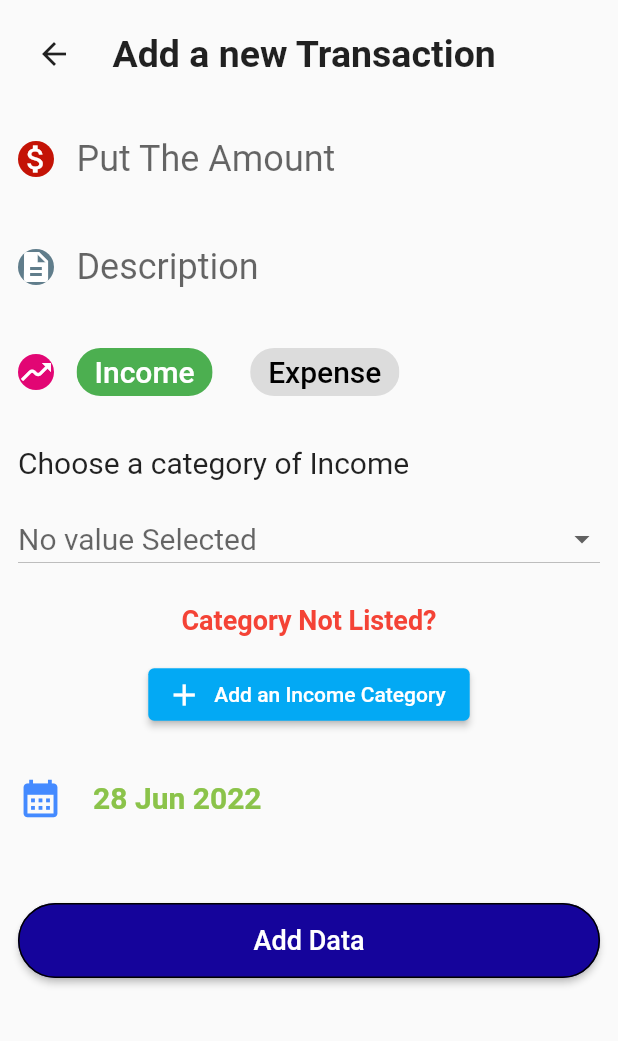
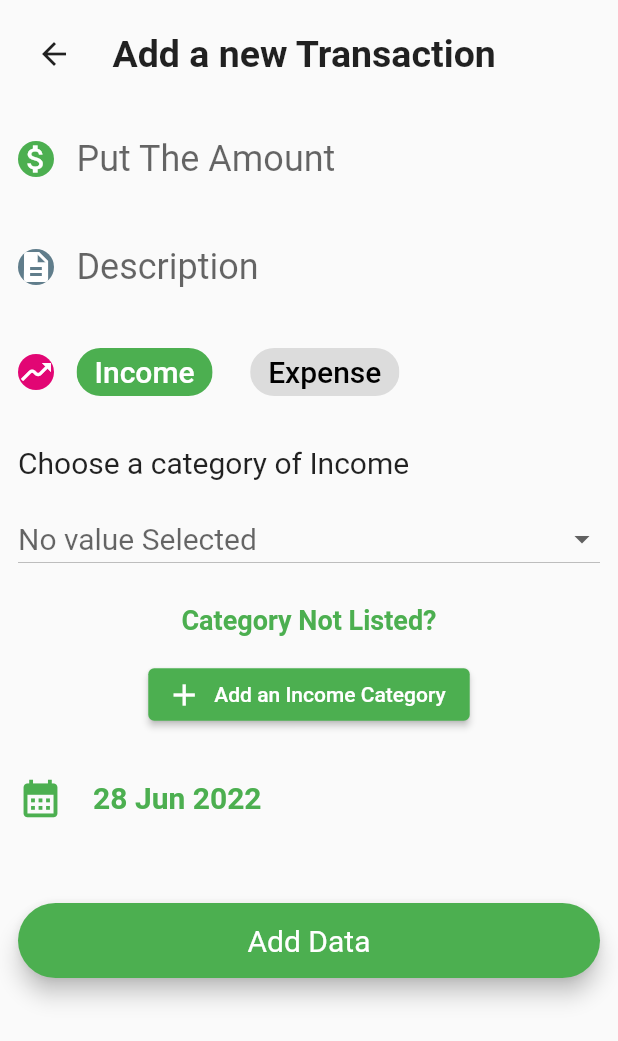
Before and after one commit to ishaquekannoth/moneyManagement, a Flutter app: the AddTransactions screen opened directly, on a phone screen of 412 x 824 dp. Shown: the top 1041 px of the screen. Run offline on Flutter 3.47's test engine with Material 2 defaults, Android fonts, the phone set to English and light mode, and no system bars; our stand-ins replace hive, hive_flutter; accounts and stored records are empty.

```diff
--- a/lib/addTransactions.dart
+++ b/lib/addTransactions.dart
@@ -92,7 +92,7 @@ class _AddTransactionsState extends State<AddTransactions> {
           children: [
             Container(
                 decoration: BoxDecoration(
-                    color: Color.fromARGB(255, 196, 19, 6),
+                    color: type=='Income'?Colors.green:Colors.red,
                     borderRadius: BorderRadius.circular(16.0)),
                 child: Icon(
                   Icons.attach_money,
@@ -242,7 +242,7 @@ class _AddTransactionsState extends State<AddTransactions> {
           child: Text(
             'Category Not Listed?',
             style: TextStyle(
-                fontSize: 18.0, color: Colors.red, fontWeight: FontWeight.bold),
+                fontSize: 18.0, color: type=='Income'?Colors.green:Colors.red, fontWeight: FontWeight.bold),
             textAlign: TextAlign.center,
           ),
         ),
@@ -252,7 +252,7 @@ class _AddTransactionsState extends State<AddTransactions> {
         Row(mainAxisAlignment: MainAxisAlignment.center, children: [
           ElevatedButton.icon(
               style: ElevatedButton.styleFrom(
-                primary: Colors.lightBlue,
+                primary: type=='Income'?Colors.green:Colors.red,
                 minimumSize: Size(25, 35),
               ),
               onPressed: () async {
@@ -326,7 +326,7 @@ class _AddTransactionsState extends State<AddTransactions> {
                     Icon(
                       Icons.calendar_month,
                       size: 30.0,
-                      color: Colors.blueAccent,
+                      color: type=='Income'?Colors.green:Colors.red,
                     ),
                     SizedBox(
                       width: 20,
@@ -336,7 +336,7 @@ class _AddTransactionsState extends State<AddTransactions> {
                       style: TextStyle(
                           fontWeight: FontWeight.bold,
                           fontSize: 20,
-                          color: Colors.lightGreen),
+                          color: type=='Income'?Colors.green:Colors.red),
                     ),
                   ],
                 ))),
@@ -345,7 +345,10 @@ class _AddTransactionsState extends State<AddTransactions> {
         ),
         SizedBox(
             height: 50,
-            child: ElevatedButton(
+            child: FloatingActionButton.extended(
+              label:Text("Add Data"),
+              extendedTextStyle:TextStyle(fontSize: 20),
+              backgroundColor:(type=='Income'?Colors.green:Colors.red),
                 onPressed: () {
                   if (amount != null &&
                       note.isNotEmpty &&
@@ -369,15 +372,8 @@ class _AddTransactionsState extends State<AddTransactions> {
                             textAlign: TextAlign.center)));
                   }
                 },
-                style: ButtonStyle(
-                    shape: MaterialStateProperty.all<RoundedRectangleBorder>(
-                        RoundedRectangleBorder(
-                            borderRadius: BorderRadius.circular(30.0),
-                            side: BorderSide()))),
-                child: Text(
-                  'Add Data',
-                  style: TextStyle(fontSize: 18),
-                )))
+
+                ))
       ]),
     ));
   }
--- a/lib/viewAllTransactions.dart
+++ b/lib/viewAllTransactions.dart
@@ -232,7 +232,7 @@ class _ViewAllTransactionsState extends State<ViewAllTransactions> {
   Widget incomeTile(int value, String note, DateTime dateTime, int id,
       String category, String type, Dbhelper dataBase, BuildContext context) {
     return Card(
-      child: GestureDetector(
+     child: GestureDetector(
         onTap: () {
           print('You clicked an Income item.ID is');
           print(id);
```
Also changed, not shown: lib/analysis.dart (+65 -27 lines), lib/editScreen.dart (+11 -18 lines).
